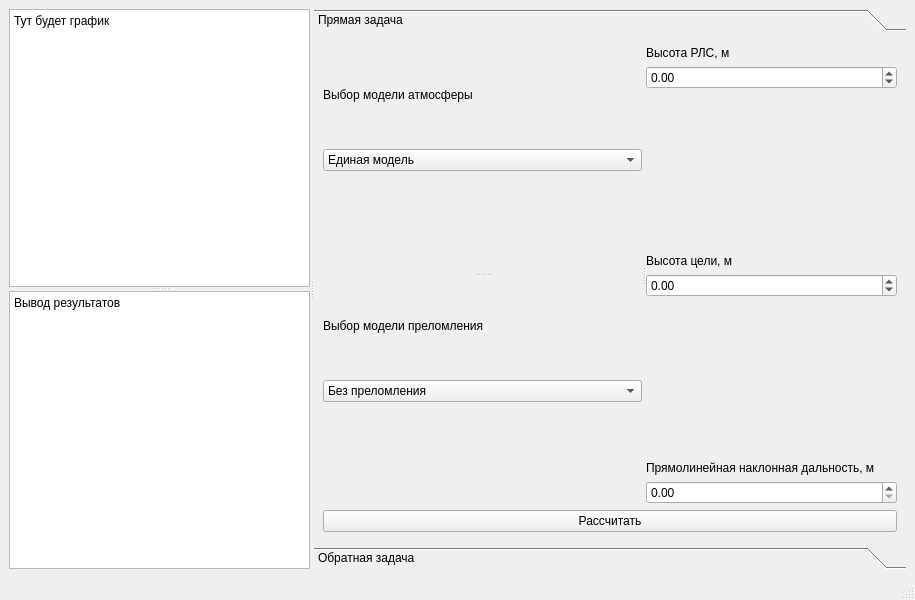
Old version of the form gui/mainwindow.ui in the repository St0rm-Petrel/Troposphere-refraction-2026.
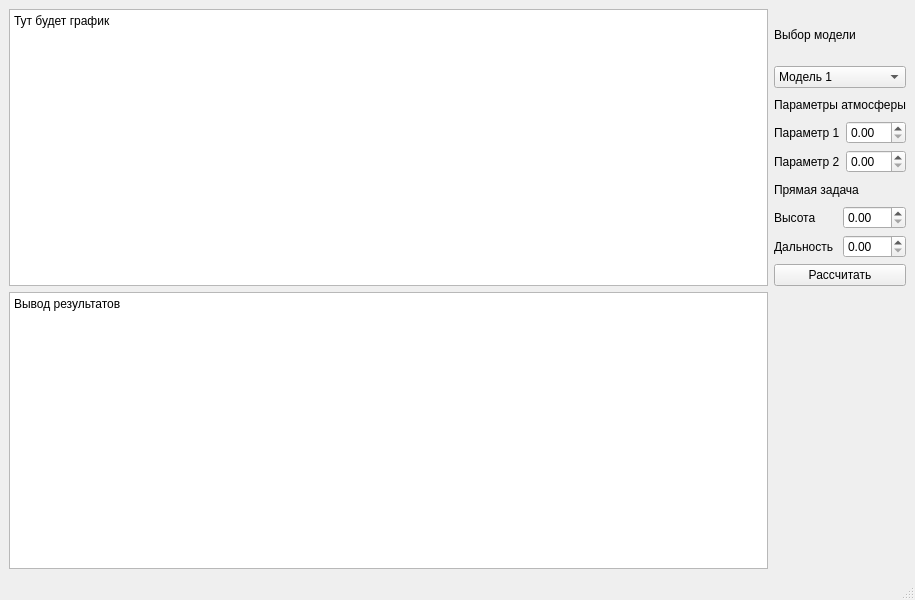
New version of the form. The open tabs and pages were chosen to show the change.

Patch:
```diff
--- a/gui/mainwindow.ui
+++ b/gui/mainwindow.ui
@@ -14,23 +14,9 @@
    <string>MainWindow</string>
   </property>
   <widget class="QWidget" name="centralwidget">
-   <layout class="QGridLayout" name="gridLayout_3">
+   <layout class="QGridLayout" name="gridLayout">
     <item row="0" column="0">
-     <widget class="QSplitter" name="splitter_5">
-      <property name="orientation">
-       <enum>Qt::Horizontal</enum>
-      </property>
-      <widget class="QSplitter" name="splitter_4">
-       <property name="orientation">
-        <enum>Qt::Vertical</enum>
-       </property>
        <widget class="QTextBrowser" name="textBrowser">
-        <property name="sizePolicy">
-         <sizepolicy hsizetype="Expanding" vsizetype="Minimum">
-          <horstretch>0</horstretch>
-          <verstretch>0</verstretch>
-         </sizepolicy>
-        </property>
         <property name="html">
          <string>&lt;!DOCTYPE HTML PUBLIC &quot;-//W3C//DTD HTML 4.0//EN&quot; &quot;http://www.w3.org/TR/REC-html40/strict.dtd&quot;&gt;
 &lt;html&gt;&lt;head&gt;&lt;meta name=&quot;qrichtext&quot; content=&quot;1&quot; /&gt;&lt;meta charset=&quot;utf-8&quot; /&gt;&lt;style type=&quot;text/css&quot;&gt;
@@ -43,294 +29,134 @@
 &lt;p style=&quot;-qt-paragraph-type:empty; margin-top:0px; margin-bottom:0px; margin-left:0px; margin-right:0px; -qt-block-indent:0; text-indent:0px;&quot;&gt;&lt;br /&gt;&lt;/p&gt;&lt;/body&gt;&lt;/html&gt;</string>
         </property>
        </widget>
-       <widget class="QTextBrowser" name="textBrowser_2">
-        <property name="sizePolicy">
-         <sizepolicy hsizetype="Expanding" vsizetype="Maximum">
-          <horstretch>0</horstretch>
-          <verstretch>0</verstretch>
-         </sizepolicy>
-        </property>
-        <property name="html">
-         <string>&lt;!DOCTYPE HTML PUBLIC &quot;-//W3C//DTD HTML 4.0//EN&quot; &quot;http://www.w3.org/TR/REC-html40/strict.dtd&quot;&gt;
-&lt;html&gt;&lt;head&gt;&lt;meta name=&quot;qrichtext&quot; content=&quot;1&quot; /&gt;&lt;meta charset=&quot;utf-8&quot; /&gt;&lt;style type=&quot;text/css&quot;&gt;
-p, li { white-space: pre-wrap; }
-hr { height: 1px; border-width: 0; }
-li.unchecked::marker { content: &quot;\2610&quot;; }
-li.checked::marker { content: &quot;\2612&quot;; }
-&lt;/style&gt;&lt;/head&gt;&lt;body style=&quot; font-family:'Sans Serif'; font-size:9pt; font-weight:400; font-style:normal;&quot;&gt;
-&lt;p style=&quot; margin-top:0px; margin-bottom:0px; margin-left:0px; margin-right:0px; -qt-block-indent:0; text-indent:0px;&quot;&gt;Вывод результатов&lt;/p&gt;
-&lt;p style=&quot;-qt-paragraph-type:empty; margin-top:0px; margin-bottom:0px; margin-left:0px; margin-right:0px; -qt-block-indent:0; text-indent:0px;&quot;&gt;&lt;br /&gt;&lt;/p&gt;&lt;/body&gt;&lt;/html&gt;</string>
-        </property>
-       </widget>
-      </widget>
-      <widget class="QToolBox" name="toolBox">
-       <property name="currentIndex">
-        <number>1</number>
-       </property>
-       <widget class="QWidget" name="direct">
-        <property name="geometry">
-         <rect>
-          <x>0</x>
-          <y>0</y>
-          <width>635</width>
-          <height>485</height>
-         </rect>
-        </property>
-        <attribute name="label">
-         <string>Прямая задача</string>
-        </attribute>
-        <layout class="QGridLayout" name="gridLayout_2">
-         <item row="0" column="0">
-          <widget class="QSplitter" name="splitter_3">
-           <property name="orientation">
-            <enum>Qt::Horizontal</enum>
-           </property>
-           <widget class="QSplitter" name="splitter_2">
-            <property name="orientation">
-             <enum>Qt::Vertical</enum>
-            </property>
-            <widget class="QWidget" name="">
+    </item>
+    <item row="0" column="1">
+     <layout class="QVBoxLayout" name="verticalLayout_4">
+      <item>
              <layout class="QVBoxLayout" name="verticalLayout">
               <item>
-               <widget class="QLabel" name="label_8">
-                <property name="text">
-                 <string>Выбор модели атмосферы</string>
-                </property>
-               </widget>
-              </item>
-              <item>
-               <widget class="QComboBox" name="dir_atm_combo">
-                <item>
-                 <property name="text">
-                  <string>Единая модель</string>
-                 </property>
-                </item>
-               </widget>
-              </item>
-              <item>
-               <widget class="QWidget" name="dir_atm_imput" native="true"/>
-              </item>
-             </layout>
-            </widget>
-            <widget class="QWidget" name="">
-             <layout class="QVBoxLayout" name="verticalLayout_2">
-              <item>
                <widget class="QLabel" name="label">
                 <property name="text">
-                 <string>Выбор модели преломления</string>
+           <string>Выбор модели</string>
                 </property>
                </widget>
               </item>
               <item>
-               <widget class="QComboBox" name="dir_refr_combo">
+         <widget class="QComboBox" name="comboBox">
                 <item>
                  <property name="text">
-                  <string>Без преломления</string>
+            <string>Модель 1</string>
                  </property>
                 </item>
                 <item>
                  <property name="text">
-                  <string>Модель эффективного радиуса «4/3»</string>
-                 </property>
-                </item>
-                <item>
-                 <property name="text">
-                  <string>Модель среднего значения k</string>
-                 </property>
-                </item>
-                <item>
-                 <property name="text">
-                  <string>Модель среднего значения радиуса кривизны</string>
-                 </property>
-                </item>
-               </widget>
-              </item>
-              <item>
-               <widget class="QWidget" name="dir_refr_imput" native="true"/>
-              </item>
-             </layout>
-            </widget>
-           </widget>
-           <widget class="QWidget" name="">
-            <layout class="QVBoxLayout" name="verticalLayout_5">
-             <item>
-              <widget class="QLabel" name="label_13">
-               <property name="text">
-                <string>Высота РЛС, м</string>
-               </property>
-              </widget>
+            <string>Модель 2</string>
+           </property>
+          </item>
+         </widget>
+        </item>
+       </layout>
              </item>
              <item>
-              <widget class="QDoubleSpinBox" name="dir_hs">
-               <property name="minimum">
-                <double>-10000.000000000000000</double>
-               </property>
-               <property name="maximum">
-                <double>10000.000000000000000</double>
-               </property>
-              </widget>
-             </item>
-             <item>
-              <spacer name="verticalSpacer">
-               <property name="orientation">
-                <enum>Qt::Vertical</enum>
-               </property>
-               <property name="sizeHint" stdset="0">
-                <size>
-                 <width>20</width>
-                 <height>18</height>
-                </size>
-               </property>
-              </spacer>
-             </item>
-             <item>
-              <widget class="QLabel" name="label_12">
-               <property name="text">
-                <string>Высота цели, м</string>
-               </property>
-              </widget>
-             </item>
-             <item>
-              <widget class="QDoubleSpinBox" name="dir_ha">
-               <property name="minimum">
-                <double>-10000.000000000000000</double>
-               </property>
-               <property name="maximum">
-                <double>10000.000000000000000</double>
-               </property>
-              </widget>
-             </item>
-             <item>
-              <spacer name="verticalSpacer_3">
-               <property name="orientation">
-                <enum>Qt::Vertical</enum>
-               </property>
-               <property name="sizeHint" stdset="0">
-                <size>
-                 <width>20</width>
-                 <height>18</height>
-                </size>
-               </property>
-              </spacer>
-             </item>
-             <item>
-              <widget class="QLabel" name="label_11">
-               <property name="text">
-                <string>Прямолинейная наклонная дальность, м</string>
-               </property>
-              </widget>
-             </item>
-             <item>
-              <widget class="QDoubleSpinBox" name="dir_r">
-               <property name="maximum">
-                <double>10000.000000000000000</double>
-               </property>
-              </widget>
-             </item>
-            </layout>
-           </widget>
-          </widget>
-         </item>
-         <item row="1" column="0">
-          <widget class="QPushButton" name="direct_count_button">
-           <property name="text">
-            <string>Рассчитать</string>
-           </property>
-          </widget>
-         </item>
-        </layout>
-       </widget>
-       <widget class="QWidget" name="page_4">
-        <property name="geometry">
-         <rect>
-          <x>0</x>
-          <y>0</y>
-          <width>635</width>
-          <height>485</height>
-         </rect>
-        </property>
-        <attribute name="label">
-         <string>Обратная задача</string>
-        </attribute>
-        <layout class="QGridLayout" name="gridLayout">
-         <item row="0" column="0">
-          <widget class="QSplitter" name="splitter">
-           <property name="orientation">
-            <enum>Qt::Vertical</enum>
-           </property>
-           <widget class="QWidget" name="">
-            <layout class="QVBoxLayout" name="verticalLayout_3">
-             <item>
-              <widget class="QLabel" name="label_20">
-               <property name="text">
-                <string>Выбор модели атмосферы</string>
-               </property>
-              </widget>
-             </item>
-             <item>
-              <widget class="QComboBox" name="rev_atm_combo">
-               <item>
-                <property name="text">
-                 <string>Единая модель</string>
-                </property>
-               </item>
-              </widget>
-             </item>
-             <item>
-              <widget class="QWidget" name="rev_atm_imput" native="true"/>
-             </item>
-            </layout>
-           </widget>
-           <widget class="QWidget" name="">
-            <layout class="QVBoxLayout" name="verticalLayout_4">
+       <layout class="QVBoxLayout" name="verticalLayout_2">
              <item>
               <widget class="QLabel" name="label_2">
                <property name="text">
-                <string>Выбор модели преломления</string>
+           <string>Параметры атмосферы</string>
                </property>
               </widget>
              </item>
              <item>
-              <widget class="QComboBox" name="rev_ref_combo">
+         <layout class="QHBoxLayout" name="horizontalLayout">
                <item>
+           <widget class="QLabel" name="label_5">
                 <property name="text">
-                 <string>Без преломления</string>
-                </property>
+             <string>Параметр 1</string>
+            </property>
+           </widget>
                </item>
                <item>
+           <widget class="QDoubleSpinBox" name="doubleSpinBox_3"/>
+          </item>
+         </layout>
+        </item>
+        <item>
+         <layout class="QHBoxLayout" name="horizontalLayout_2">
+          <item>
+           <widget class="QLabel" name="label_6">
                 <property name="text">
-                 <string>Модель эффективного радиуса «4/3»</string>
-                </property>
+             <string>Параметр 2</string>
+            </property>
+           </widget>
                </item>
                <item>
+           <widget class="QDoubleSpinBox" name="doubleSpinBox_4"/>
+          </item>
+         </layout>
+        </item>
+       </layout>
+      </item>
+      <item>
+       <layout class="QVBoxLayout" name="verticalLayout_3">
+        <item>
+         <widget class="QLabel" name="label_7">
                 <property name="text">
-                 <string>Модель среднего значения k</string>
-                </property>
+           <string>Прямая задача</string>
+          </property>
+         </widget>
                </item>
                <item>
+         <layout class="QHBoxLayout" name="horizontalLayout_3">
+          <item>
+           <widget class="QLabel" name="label_3">
                 <property name="text">
-                 <string>Модель среднего значения радиуса кривизны</string>
-                </property>
-               </item>
+             <string>Высота</string>
+            </property>
               </widget>
              </item>
              <item>
-              <widget class="QWidget" name="rev_refr_imput" native="true"/>
-             </item>
-            </layout>
+           <widget class="QDoubleSpinBox" name="doubleSpinBox"/>
+          </item>
+         </layout>
+        </item>
+        <item>
+         <layout class="QHBoxLayout" name="horizontalLayout_4">
+          <item>
+           <widget class="QLabel" name="label_4">
+            <property name="text">
+             <string>Дальность</string>
+            </property>
            </widget>
-          </widget>
-         </item>
-         <item row="1" column="0">
-          <widget class="QPushButton" name="reverse_count_button">
+          </item>
+          <item>
+           <widget class="QDoubleSpinBox" name="doubleSpinBox_2"/>
+          </item>
+         </layout>
+        </item>
+       </layout>
+      </item>
+      <item>
+       <widget class="QPushButton" name="pushButton">
            <property name="text">
             <string>Рассчитать</string>
            </property>
           </widget>
          </item>
         </layout>
-       </widget>
-      </widget>
+    </item>
+    <item row="1" column="0">
+     <widget class="QTextBrowser" name="textBrowser_2">
+      <property name="html">
+       <string>&lt;!DOCTYPE HTML PUBLIC &quot;-//W3C//DTD HTML 4.0//EN&quot; &quot;http://www.w3.org/TR/REC-html40/strict.dtd&quot;&gt;
+&lt;html&gt;&lt;head&gt;&lt;meta name=&quot;qrichtext&quot; content=&quot;1&quot; /&gt;&lt;meta charset=&quot;utf-8&quot; /&gt;&lt;style type=&quot;text/css&quot;&gt;
+p, li { white-space: pre-wrap; }
+hr { height: 1px; border-width: 0; }
+li.unchecked::marker { content: &quot;\2610&quot;; }
+li.checked::marker { content: &quot;\2612&quot;; }
+&lt;/style&gt;&lt;/head&gt;&lt;body style=&quot; font-family:'Sans Serif'; font-size:9pt; font-weight:400; font-style:normal;&quot;&gt;
+&lt;p style=&quot; margin-top:0px; margin-bottom:0px; margin-left:0px; margin-right:0px; -qt-block-indent:0; text-indent:0px;&quot;&gt;Вывод результатов&lt;/p&gt;
+&lt;p style=&quot;-qt-paragraph-type:empty; margin-top:0px; margin-bottom:0px; margin-left:0px; margin-right:0px; -qt-block-indent:0; text-indent:0px;&quot;&gt;&lt;br /&gt;&lt;/p&gt;&lt;/body&gt;&lt;/html&gt;</string>
+      </property>
      </widget>
     </item>
    </layout>
```
Lines whose indentation alone changed are shown as unchanged.
